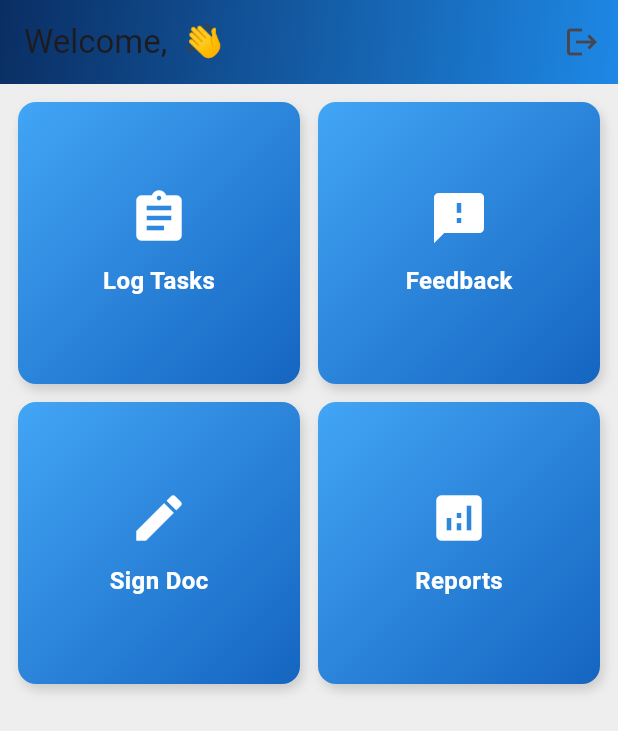
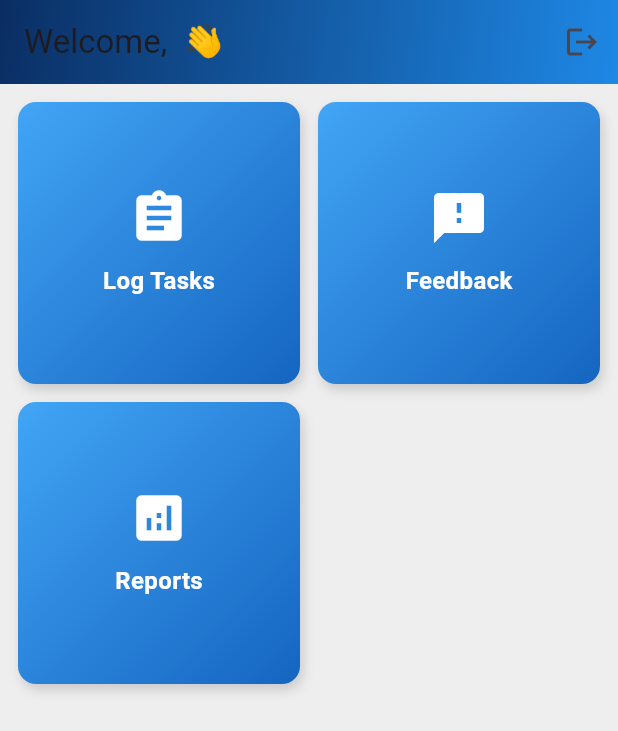
Before and after one commit to gy4an/logmate, a Flutter app: the UserDashboardScreen screen opened directly with empty values, on a phone screen of 412 x 824 dp. Shown: the top 731 px of the screen. Run offline on Flutter 3.47's test engine with Material 3 defaults, Android fonts, the phone set to English and light mode, and no system bars; our stand-ins replace shared_preferences, signature; accounts and stored records are empty.

Commit message:
Remove button

```diff
--- a/main/lib/screens/user_dashboard_screen.dart
+++ b/main/lib/screens/user_dashboard_screen.dart
@@ -49,7 +49,7 @@ class UserDashboardScreen extends StatelessWidget {
               color: Colors.black.withOpacity(0.15),
               blurRadius: 6,
               offset: const Offset(2, 4),
-            )
+            ),
           ],
         ),
         child: Column(
@@ -144,15 +144,6 @@ class UserDashboardScreen extends StatelessWidget {
                 },
               ),
               dashboardCard(
-                icon: Icons.edit,
-                title: "Sign Doc",
-                onTap: () {
-                  ScaffoldMessenger.of(context).showSnackBar(
-                    const SnackBar(content: Text('Coming soon: Signature')),
-                  );
-                },
-              ),
-              dashboardCard(
                 icon: Icons.analytics,
                 title: "Reports",
                 onTap: () {
```
